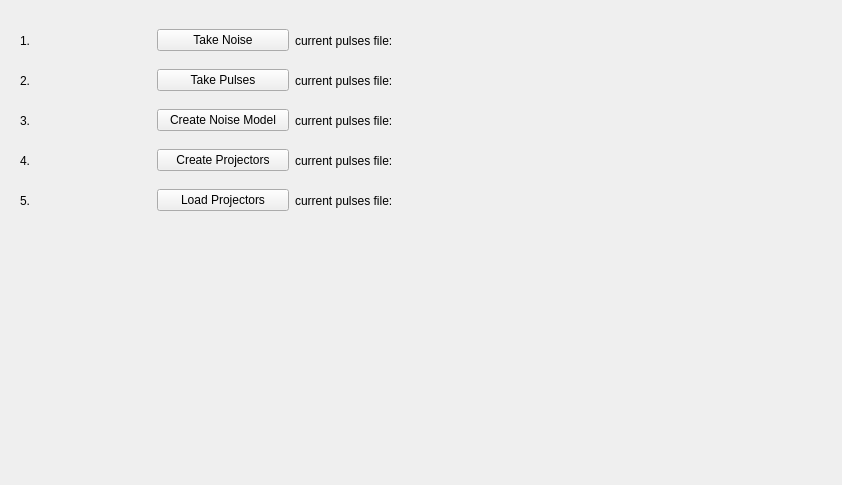
The window that workflow.ui (usnistgov/dastardcommander) describes before a commit, drawn with Qt 5.
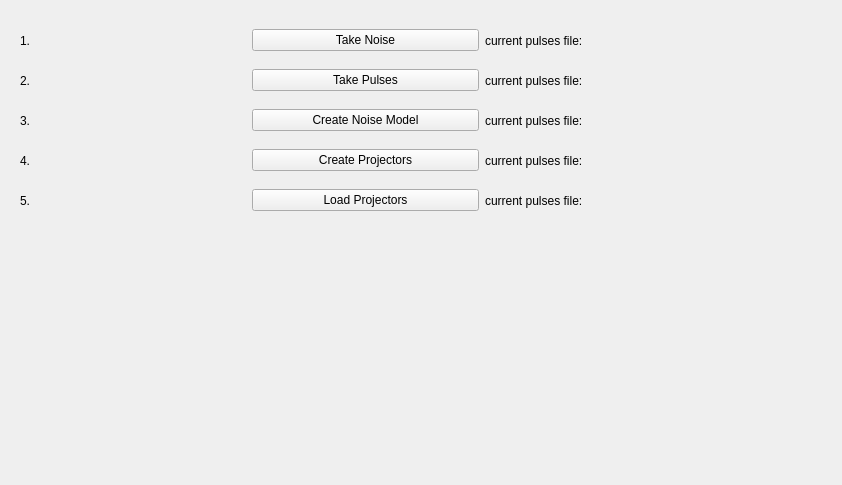
The same window after the commit.

```diff
--- a/workflow.ui
+++ b/workflow.ui
@@ -18,7 +18,7 @@
     <rect>
      <x>20</x>
      <y>20</y>
-     <width>406</width>
+     <width>691</width>
      <height>41</height>
     </rect>
    </property>
@@ -51,7 +51,7 @@
     <rect>
      <x>20</x>
      <y>60</y>
-     <width>406</width>
+     <width>691</width>
      <height>41</height>
     </rect>
    </property>
@@ -84,7 +84,7 @@
     <rect>
      <x>20</x>
      <y>100</y>
-     <width>406</width>
+     <width>691</width>
      <height>41</height>
     </rect>
    </property>
@@ -117,7 +117,7 @@
     <rect>
      <x>20</x>
      <y>140</y>
-     <width>406</width>
+     <width>691</width>
      <height>41</height>
     </rect>
    </property>
@@ -150,7 +150,7 @@
     <rect>
      <x>20</x>
      <y>180</y>
-     <width>406</width>
+     <width>691</width>
      <height>41</height>
     </rect>
    </property>
```
Left out of the diff: 2 changed lines with no effect on the pictures.
